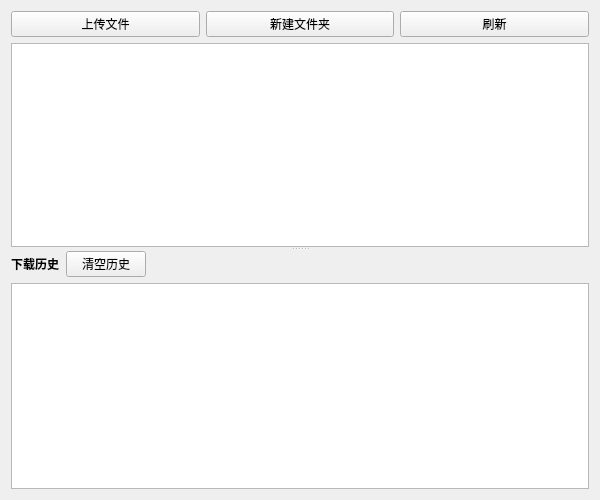
The window that PersonalDrive/DriveView.ui (3548848289/UniFileHub) describes before a commit, drawn with Qt 5.
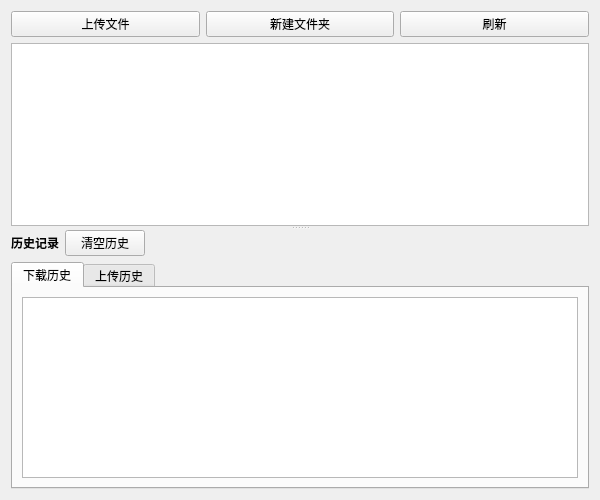
The same window after the commit.

The edit to the form file:
```diff
--- a/PersonalDrive/DriveView.ui
+++ b/PersonalDrive/DriveView.ui
@@ -58,7 +58,7 @@
            <item>
             <widget class="QLabel" name="downloadHistoryLabel">
              <property name="text">
-              <string>下载历史</string>
+              <string>历史记录</string>
              </property>
              <property name="font">
               <font>
@@ -91,7 +91,31 @@
           </layout>
          </item>
          <item>
-          <widget class="QTableView" name="downloadHistoryTableView"/>
+          <widget class="QTabWidget" name="historyTabWidget">
+           <property name="currentIndex">
+            <number>0</number>
+           </property>
+           <widget class="QWidget" name="downloadTab">
+            <attribute name="title">
+             <string>下载历史</string>
+            </attribute>
+            <layout class="QVBoxLayout" name="verticalLayout_3">
+             <item>
+              <widget class="QTableView" name="downloadHistoryTableView"/>
+             </item>
+            </layout>
+           </widget>
+           <widget class="QWidget" name="uploadTab">
+            <attribute name="title">
+             <string>上传历史</string>
+            </attribute>
+            <layout class="QVBoxLayout" name="verticalLayout_4">
+             <item>
+              <widget class="QTableView" name="uploadHistoryTableView"/>
+             </item>
+            </layout>
+           </widget>
+          </widget>
          </item>
         </layout>
        </widget>
```
